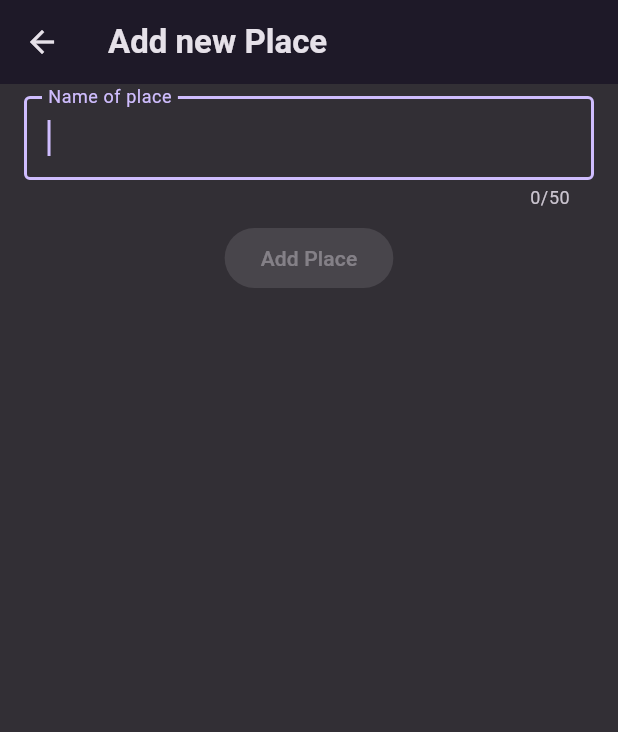
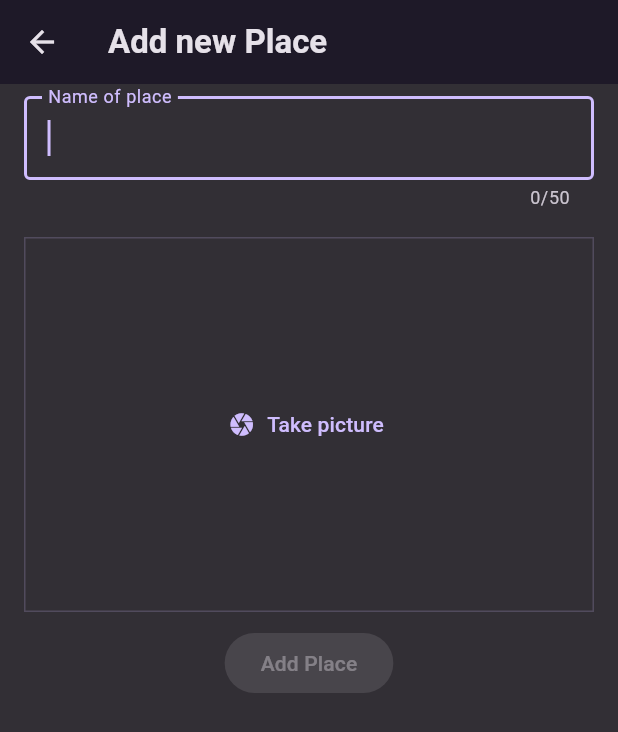
Before and after one commit to Wealth1000/Favorite-Places-App, a Flutter app: the screen it shows after launch, after a tap on the "add" icon, on a phone screen of 412 x 824 dp. Shown: the top 732 px of the screen. Run offline on Flutter 3.47's test engine with Material 3 defaults, Android fonts, the phone set to English and light mode, and no system bars; our stand-ins replace flutter_riverpod, google_fonts, image_picker.

Commit message:
Added some more functionality, and ability to take an image to use as favorite place

```diff
--- a/lib/models/place.dart
+++ b/lib/models/place.dart
@@ -1,5 +1,11 @@
+
+import 'dart:io';
+
+import 'package:uuid/uuid.dart';
+const uuid = Uuid();
 class Place {
-  const Place({required this.name, required this.id});
+  Place({required this.name, required this.image}) : id = uuid.v4();
   final String name;
   final String id;
+  final File image;
 }
--- a/lib/screens/new_place.dart
+++ b/lib/screens/new_place.dart
@@ -1,24 +1,34 @@
+import 'dart:io';
+
 import 'package:flutter/material.dart';
 import 'package:learnflutter/models/place.dart';
+import 'package:learnflutter/providers/place_provider.dart';
+import 'package:learnflutter/widgets/image_input.dart';
+import 'package:flutter_riverpod/flutter_riverpod.dart';
 
-class NewPlaceScreen extends StatefulWidget {
+class NewPlaceScreen extends ConsumerStatefulWidget {
   const NewPlaceScreen({super.key});
 
   @override
-  State<NewPlaceScreen> createState() => _NewPlaceScreenState();
+  ConsumerState<NewPlaceScreen> createState() => _NewPlaceScreenState();
 }
 
-class _NewPlaceScreenState extends State<NewPlaceScreen> {
+class _NewPlaceScreenState extends ConsumerState<NewPlaceScreen> {
   var _enteredName = '';
   final _formKey = GlobalKey<FormState>();
+  File? _selectedImage;
   void _savePlace() {
     final isValid = _formKey.currentState?.validate() ?? false;
     if (isValid) {
       _formKey.currentState?.save();
-      if (_enteredName.trim().isNotEmpty) {
-        Navigator.of(
-          context,
-        ).pop(Place(name: _enteredName, id: DateTime.now().toString()));
+      if(_enteredName.isEmpty || _selectedImage == null){
+        return;
+      }
+      if (_enteredName.trim().isNotEmpty || _selectedImage != null) {
+        ref.read(placesProvider.notifier).addPlace(
+          Place(name: _enteredName, image: _selectedImage!)
+        );
+        Navigator.of(context).pop(); // Just pop without returning value
       }
     }
   }
@@ -28,7 +38,8 @@ class _NewPlaceScreenState extends State<NewPlaceScreen> {
     return Scaffold(
       backgroundColor: Theme.of(context).colorScheme.onInverseSurface,
       appBar: AppBar(title: const Text("Add new Place")),
-      body: Form(
+      body: SingleChildScrollView(
+        child: Form(
           key: _formKey,
           onChanged: () {
             setState(() {});  // Rebuild the widget
@@ -62,6 +73,11 @@ class _NewPlaceScreenState extends State<NewPlaceScreen> {
                   },
                 ),
               ),
+              const SizedBox(height: 10,),
+              ImageInput(onSelectImage: (image){
+                _selectedImage = image;
+              },),
+              const SizedBox(height: 10,),
               ElevatedButton(
                 onPressed: _formKey.currentState?.validate() ?? false
                     ? _savePlace
@@ -71,6 +87,7 @@ class _NewPlaceScreenState extends State<NewPlaceScreen> {
             ],
           ),
         ),
+      ),
     );
   }
 }
--- a/lib/screens/places.dart
+++ b/lib/screens/places.dart
@@ -3,7 +3,9 @@ import 'package:flutter_riverpod/flutter_riverpod.dart';
 import 'package:learnflutter/models/place.dart';
 import 'package:learnflutter/providers/place_provider.dart';
 import 'package:learnflutter/screens/new_place.dart';
-import 'package:learnflutter/screens/place_details.dart';
+// import 'package:learnflutter/screens/place_details.dart';
+import 'package:learnflutter/widgets/places_list.dart';
+//import 'package:learnflutter/widgets/places_list.dart';
 
 class PlacesScreen extends ConsumerStatefulWidget {
   const PlacesScreen({super.key});
@@ -14,68 +16,22 @@ class PlacesScreen extends ConsumerStatefulWidget {
 
 class _PlacesScreenState extends ConsumerState<PlacesScreen> {
   void _addItem() async {
-    final newItem = await Navigator.of(context).push<Place>(
+    Navigator.of(context).push(
       MaterialPageRoute(builder: (context) => const NewPlaceScreen()),
     );
-    if (newItem == null) {
-      return;
-    }
-    ref.read(placesProvider.notifier).addPlace(newItem);
   }
-
-  void _deleteItem(Place place) {
-    ref.read(placesProvider.notifier).deletePlace(place);
-  }
-
   @override
   Widget build(BuildContext context) {
-    final places = ref.watch(placesProvider);
-    Widget content = const Center(
-      child: Text(
-        "You haven't added any places yet. Add some!",
-        style: TextStyle(fontSize: 20, color: Colors.white),
-      ),
-    );
-    if (places.isNotEmpty) {
-      content = ListView.builder(
-        itemCount: places.length,
-        itemBuilder: (context, index) {
-          return Dismissible(
-            key: ValueKey(places[index].id),
-            onDismissed: (direction) {
-              _deleteItem(places[index]);
-            },
-            background: Container(
-              color: Colors.red,
-              alignment: Alignment.centerLeft,
-              child: const Icon(Icons.delete, color: Colors.white),
-            ),
-            secondaryBackground: Container(
-              color: Colors.red,
-              alignment: Alignment.centerRight,
-              child: const Icon(Icons.delete, color: Colors.white),
-            ),
-            child: ListTile(
-              title: Text(places[index].name),
-              onTap: () {
-                Navigator.of(context).push(
-                  MaterialPageRoute(
-                    builder: (ctx) => PlaceDetails(place: places[index]),
-                  ),
-                );
-              },
-            ),
-          );
-        },
-      );
-    }
     return Scaffold(
       backgroundColor: Theme.of(context).colorScheme.onInverseSurface,
       appBar: AppBar(
         title: const Text("Your Places"),
         actions: [IconButton(onPressed: _addItem, icon: const Icon(Icons.add))],
       ),
-      body: content,
+      body: const Padding(
+        padding:  EdgeInsets.all(8.0),
+        child: PlacesList(),
+      ), //PlacesList(places: []),
     );
   }
 }
--- /dev/null
+++ b/lib/widgets/image_input.dart
@@ -0,0 +1,62 @@
+import 'package:flutter/material.dart';
+import 'package:image_picker/image_picker.dart';
+import 'dart:io';
+
+class ImageInput extends StatefulWidget {
+  const ImageInput({super.key, required this.onSelectImage});
+  final void Function(File image) onSelectImage;
+  @override
+  State<ImageInput> createState() => _ImageInputState();
+}
+
+class _ImageInputState extends State<ImageInput> {
+  File? _selectedImage;
+  void _takePicture() async {
+    final imagePicker = ImagePicker();
+    final pickedImage = await imagePicker.pickImage(
+      source: ImageSource.camera,
+      maxWidth: 600,
+    );
+    if (pickedImage == null) {
+      return;
+    }
+    setState(() {
+      _selectedImage = File(pickedImage.path);
+    });
+    widget.onSelectImage(_selectedImage!);
+  }
+
+  @override
+  Widget build(BuildContext context) {
+    Widget content = TextButton.icon(
+      onPressed: _takePicture,
+      label: const Text("Take picture"),
+      icon: const Icon(Icons.camera),
+    );
+    if (_selectedImage != null) {
+      content = GestureDetector(
+        onTap: _takePicture,
+        child: Image.file(
+          _selectedImage!,
+          fit: BoxFit.cover,
+          width: double.infinity,
+          height: double.infinity,
+        ),
+      );
+    }
+    return Padding(
+      padding: const EdgeInsets.symmetric(horizontal: 16.0),
+      child: Container(
+        decoration: BoxDecoration(
+          border: Border.all(
+            width: 1,
+            color: Theme.of(context).colorScheme.primary.withAlpha(51),
+          ),
+        ),
+        height: 250,
+        width: double.infinity,
+        child: content,
+      ),
+    );
+  }
+}
--- /dev/null
+++ b/lib/widgets/places_list.dart
@@ -0,0 +1,62 @@
+import 'package:flutter/material.dart';
+import 'package:flutter_riverpod/flutter_riverpod.dart';
+import 'package:learnflutter/models/place.dart';
+import 'package:learnflutter/providers/place_provider.dart';
+import 'package:learnflutter/screens/place_details.dart';
+
+class PlacesList extends ConsumerWidget {
+  const PlacesList({super.key});
+  @override
+  Widget build(BuildContext context, WidgetRef ref) {
+    void deleteItem(Place place) {
+      ref.read(placesProvider.notifier).deletePlace(place);
+    }
+
+    final places = ref.watch(placesProvider);
+    if (places.isEmpty) {
+      return Center(
+        child: Text(
+          "No places added yet",
+          style: Theme.of(context).textTheme.bodyLarge!.copyWith(
+            color: Theme.of(context).colorScheme.onSurface,
+          ),
+        ),
+      );
+    }
+    return ListView.builder(
+      itemCount: places.length,
+      itemBuilder: (context, index) {
+        return Dismissible(
+          key: ValueKey(places[index].id),
+          onDismissed: (direction) {
+            deleteItem(places[index]);
+          },
+          background: Container(
+            color: Colors.red,
+            alignment: Alignment.centerLeft,
+            child: const Icon(Icons.delete, color: Colors.white),
+          ),
+          secondaryBackground: Container(
+            color: Colors.red,
+            alignment: Alignment.centerRight,
+            child: const Icon(Icons.delete, color: Colors.white),
+          ),
+          child: ListTile(
+            leading: CircleAvatar(
+              radius: 26,
+              backgroundImage: FileImage(places[index].image),
+            ),
+            title: Text(places[index].name),
+            onTap: () {
+              Navigator.of(context).push(
+                MaterialPageRoute(
+                  builder: (ctx) => PlaceDetails(place: places[index]),
+                ),
+              );
+            },
+          ),
+        );
+      },
+    );
+  }
+}
--- a/pubspec.yaml
+++ b/pubspec.yaml
@@ -38,6 +38,8 @@ dependencies:
   transparent_image: ^2.0.1
   flutter_riverpod: ^2.6.1
   http: ^1.3.0
+  uuid: ^4.5.1
+  image_picker: ^1.1.2
 
 dev_dependencies:
   flutter_test:
```
Also changed, not shown: lib/providers/place_provider.dart (+7 -3 lines), lib/screens/place_details.dart (+9 -2 lines), pubspec.lock, 5 other files. Lines whose indentation alone changed are shown as unchanged.
